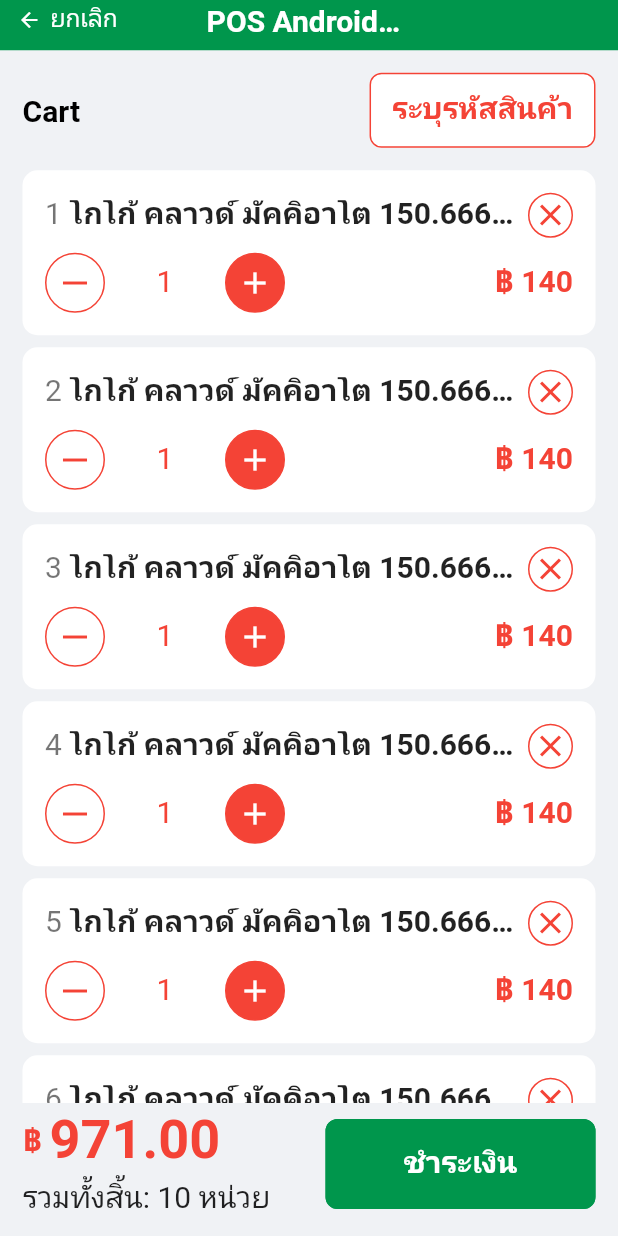
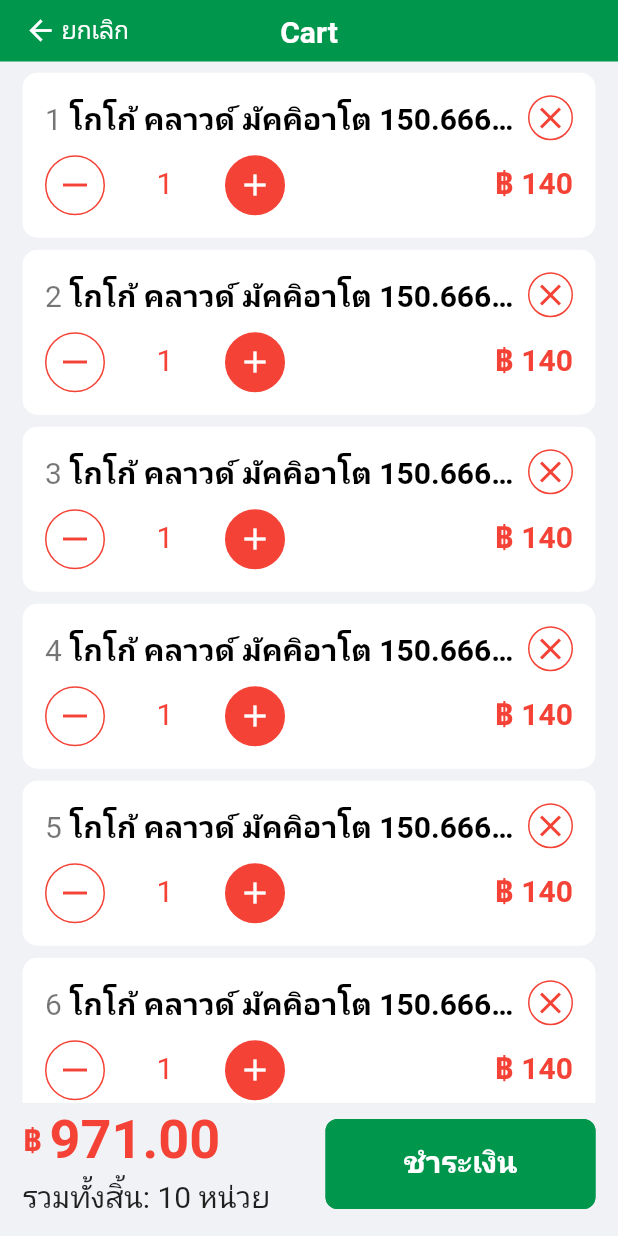
Before and after one commit to phutharincpf/flutter_tutorial, a Flutter app: the screen it shows after launch, after a tap on "ลูกค้าทั่วไป", on a phone screen of 412 x 824 dp. Run offline on Flutter 3.47's test engine with Material 2 defaults, Android fonts, the phone set to English and light mode, and no system bars; our stand-ins replace firebase_analytics, firebase_core, get; accounts and stored records are empty.

Commit message:
update ui

```diff
--- a/posandroid101/lib/main.dart
+++ b/posandroid101/lib/main.dart
@@ -11,8 +11,8 @@ Future<void> main() async {
   WidgetsFlutterBinding.ensureInitialized();
   SystemChrome.setSystemUIOverlayStyle(const SystemUiOverlayStyle(
     statusBarColor: Colors.transparent,
-    statusBarBrightness: Brightness.dark,
-    statusBarIconBrightness: Brightness.dark,
+    statusBarBrightness: Brightness.light,
+    statusBarIconBrightness: Brightness.light,
     systemNavigationBarIconBrightness: Brightness.light,
     systemNavigationBarColor: Colors.black,
   ));
--- a/posandroid101/lib/screens/cart/cart_screen.dart
+++ b/posandroid101/lib/screens/cart/cart_screen.dart
@@ -23,39 +23,50 @@ class CartScreen extends StatelessWidget {
       // ),
       body: Column(
         children: [
-          AppbarWidget(leadingText: 'ยกเลิก', leadingClicked: () {
-            FirebaseAnalytics.instance.logEvent(name: 'cancel', parameters: {
-              'orderNo': '0014'
-            });
+          AppbarWidget(
+              leadingText: 'ยกเลิกรายการ',
+              title: 'Cart',
+              leadingClicked: () {
+                FirebaseAnalytics.instance
+                    .logEvent(name: 'cancel', parameters: {'orderNo': '0014'});
 
-            Get.back();
-          }),
-          Padding(
-            padding: const EdgeInsets.only(left: Styles.padding, right: Styles.padding, top: Styles.padding, bottom: Styles.padding / 2),
-            child: Row(
-              crossAxisAlignment: CrossAxisAlignment.center,
-              mainAxisAlignment: MainAxisAlignment.spaceBetween,
-              children: [
-                Text(
-                  'Cart',
-                  style: Styles.title,
-                ),
-                ButtonWidget(
-                  'ระบุรหัสสินค้า',
-                  onClicked: () {},
-                  buttonHeight: 50,
-                  style: const TextStyle(color: Colors.red),
-                  colorPrimary: Colors.white,
-                  borderColor: Colors.red,
-                ),
-              ],
-            ),
-          ),
+                Get.back();
+              }),
+          // Padding(
+          //   padding: const EdgeInsets.only(
+          //     left: Styles.padding,
+          //     right: Styles.padding,
+          //     top: Styles.padding / 2,
+          //     bottom: (Styles.padding / 2) - 5,
+          //   ),
+          //   child: Row(
+          //     crossAxisAlignment: CrossAxisAlignment.center,
+          //     mainAxisAlignment: MainAxisAlignment.spaceBetween,
+          //     children: [
+          //       Text(
+          //         '',
+          //         style: Styles.title,
+          //       ),
+          //       ButtonWidget(
+          //         'ระบุรหัสสินค้า',
+          //         onClicked: () {},
+          //         buttonHeight: 40,
+          //         style: const TextStyle(color: Colors.red),
+          //         colorPrimary: Colors.white,
+          //         borderColor: Colors.red,
+          //       ),
+          //     ],
+          //   ),
+          // ),
           const Expanded(
             child: CartBodyWidget(),
           ),
           Padding(
-            padding: const EdgeInsets.only(left: Styles.padding, right: Styles.padding, bottom: Styles.padding, top: Styles.padding / 2),
+            padding: const EdgeInsets.only(
+                left: Styles.padding,
+                right: Styles.padding,
+                bottom: Styles.padding,
+                top: Styles.padding / 2),
             child: Row(
               crossAxisAlignment: CrossAxisAlignment.center,
               mainAxisAlignment: MainAxisAlignment.spaceBetween,
@@ -96,10 +107,8 @@ class CartScreen extends StatelessWidget {
                   child: ButtonWidget(
                     'ชำระเงิน',
                     onClicked: () {
-
-                      FirebaseAnalytics.instance.logEvent(name: 'payment', parameters: {
-                        'price': '970'
-                      });
+                      FirebaseAnalytics.instance.logEvent(
+                          name: 'payment', parameters: {'price': '970'});
 
                       Get.toNamed(Routes.payment);
                     },
--- a/posandroid101/lib/screens/cart/widgets/cart_body_widget.dart
+++ b/posandroid101/lib/screens/cart/widgets/cart_body_widget.dart
@@ -35,15 +35,13 @@ class CartBodyWidget extends StatelessWidget {
                           children: [
                             Text(
                               '${index + 1}',
-                              style: const TextStyle(color: Colors.black54),
+                              style: Styles.title.copyWith(color: Colors.black54, fontWeight: FontWeight.normal),
                             ),
                             const SizedBox(width: 5),
                             Expanded(
                               child: Text(
                                 "โกโก้ คลาวด์ มัคคิอาโต $fullWidth",
-                                style: const TextStyle(
-                                  fontWeight: FontWeight.bold,
-                                ),
+                                style: Styles.title,
                                 maxLines: 1,
                                 overflow: TextOverflow.ellipsis,
                                 softWrap: true,
--- a/posandroid101/lib/screens/home/home_screen.dart
+++ b/posandroid101/lib/screens/home/home_screen.dart
@@ -16,7 +16,7 @@ class HomeScreen extends StatelessWidget {
       body: Column(
         crossAxisAlignment: CrossAxisAlignment.start,
         children: [
-          const AppbarWidget(automaticallyImplyLeading: false),
+          const AppbarWidget(automaticallyImplyLeading: false, title: 'POS 101',),
           const Expanded(child: Text('')),
           Padding(
             padding: const EdgeInsets.all(15.0),
@@ -26,17 +26,17 @@ class HomeScreen extends StatelessWidget {
                   child: ButtonWidget(
                     'ลูกค้าทั่วไป',
                     onClicked: () {
-
-                      FirebaseAnalytics.instance.logEvent(name: 'customer', parameters: {
-                        'type': 'ลูกค้าทั่วไป'
-                      });
+                      FirebaseAnalytics.instance.logEvent(
+                        name: 'customer',
+                        parameters: {'type': 'ลูกค้าทั่วไป'},
+                      );
 
                       Get.toNamed(Routes.cart);
                     },
                     buttonHeight: 50,
-                    style: const TextStyle(color: Colors.red),
+                    style: TextStyle(color: Styles.colorPrimary),
                     colorPrimary: Colors.white,
-                    borderColor: Colors.red,
+                    borderColor: Styles.colorPrimary,
                   ),
                 ),
                 const SizedBox(width: 15),
@@ -44,17 +44,16 @@ class HomeScreen extends StatelessWidget {
                   child: ButtonWidget(
                     'ลูกค้าสมาชิก',
                     onClicked: () {
-
-                      FirebaseAnalytics.instance.logEvent(name: 'customer', parameters: {
-                        'type': 'ลูกค้าสมาชิก'
-                      });
+                      FirebaseAnalytics.instance.logEvent(
+                          name: 'customer',
+                          parameters: {'type': 'ลูกค้าสมาชิก'});
 
                       Get.toNamed(Routes.cart);
                     },
                     buttonHeight: 50,
-                    style: const TextStyle(color: Colors.red),
+                    style: TextStyle(color: Styles.colorPrimary),
                     colorPrimary: Colors.white,
-                    borderColor: Colors.red,
+                    borderColor: Styles.colorPrimary,
                   ),
                 ),
               ],
--- a/posandroid101/lib/screens/payment/payment_screen.dart
+++ b/posandroid101/lib/screens/payment/payment_screen.dart
@@ -8,17 +8,17 @@ import 'package:posandroid101/widgets/button_widget.dart';
 class PaymentScreen extends StatelessWidget {
   const PaymentScreen({Key? key}) : super(key: key);
 
-
-
   @override
   Widget build(BuildContext context) {
-
     List<String> methods = ['TrueMoney Wallet', 'Prompt Pay'];
     return Scaffold(
       backgroundColor: Colors.white,
       body: Column(
         children: [
-          const AppbarWidget(leadingText: 'กลับ'),
+          const AppbarWidget(
+            leadingText: 'กลับ',
+            title: 'Payment',
+          ),
           Container(
             padding: const EdgeInsets.only(top: 40, bottom: 10),
             child: Row(
@@ -48,16 +48,18 @@ class PaymentScreen extends StatelessWidget {
               padding: const EdgeInsets.symmetric(horizontal: Styles.padding),
               itemCount: methods.length,
               itemBuilder: (BuildContext context, int index) {
-                return ButtonWidget(methods[index],
-                  colorPrimary: Colors.black.withOpacity(0.1), borderColor: Colors.transparent, onClicked: () {
-
+                return ButtonWidget(
+                  methods[index],
+                  colorPrimary: Colors.black.withOpacity(0.1),
+                  borderColor: Colors.transparent,
+                  onClicked: () {
                     Get.offAllNamed(Routes.succeed);
-                  }, style: Styles.title,
-
+                  },
+                  style: Styles.title,
                 );
               },
               separatorBuilder: (BuildContext context, int index) =>
-              const SizedBox(height: 8),
+                  const SizedBox(height: 8),
             ),
           )
         ],
--- a/posandroid101/lib/screens/splash_screen.dart
+++ b/posandroid101/lib/screens/splash_screen.dart
@@ -1,6 +1,8 @@
+import 'package:posandroid101/constants/styles.dart';
 import 'package:posandroid101/routes/app_pages.dart';
 import 'package:flutter/material.dart';
 import 'package:get/get.dart';
+import 'package:posandroid101/widgets/appbar_widget.dart';
 
 class SplashScreen extends StatelessWidget {
   const SplashScreen({Key? key}) : super(key: key);
@@ -9,10 +11,20 @@ class SplashScreen extends StatelessWidget {
   Widget build(BuildContext context) {
     _validateAuthenticationAndRedirect();
 
-    return const Scaffold(
-      backgroundColor: Colors.white,
-      body: Center(
-        child: Text('กำลังโหลด...'),
+    return Scaffold(
+      backgroundColor: Styles.mainColor,
+      body: Column(
+        children: const [
+          AppbarWidget(
+            automaticallyImplyLeading: false,
+            title: 'POS 101',
+          ),
+          Expanded(
+            child: Center(
+              child: Text('กำลังโหลด...'),
+            ),
+          ),
+        ],
       ),
     );
   }
--- a/posandroid101/lib/screens/succeed/succeed_screen.dart
+++ b/posandroid101/lib/screens/succeed/succeed_screen.dart
@@ -39,7 +39,7 @@ class SucceedScreen extends StatelessWidget {
       backgroundColor: Colors.white,
       body: Column(
         children: [
-          const AppbarWidget(automaticallyImplyLeading: false),
+          const AppbarWidget(automaticallyImplyLeading: false, title: 'Payment'),
           const SizedBox(height: 30),
           const Center(
             child: Icon(
--- a/posandroid101/lib/widgets/appbar_widget.dart
+++ b/posandroid101/lib/widgets/appbar_widget.dart
@@ -26,14 +26,12 @@ class AppbarWidget extends StatelessWidget {
       color: Styles.appbarColor,
       child: SafeArea(
         child: Padding(
-          padding: const EdgeInsets.only(
-              left: Styles.padding / 2,
-              right: Styles.padding,
-              bottom: Styles.padding / 2),
+          padding: const EdgeInsets.symmetric(vertical: Styles.padding/2, horizontal: Styles.padding),
           child: Row(
-            mainAxisAlignment: MainAxisAlignment.spaceBetween,
+            mainAxisAlignment: MainAxisAlignment.spaceAround,
             children: [
               Expanded(
+                flex: 25,
                 child: _automaticallyImplyLeading == true
                     ? GestureDetector(
                         onTap: leadingClicked ?? () => Get.back(),
@@ -44,33 +42,42 @@ class AppbarWidget extends StatelessWidget {
                               width: 24,
                               height: 24,
                               child: Center(
-                                  child: Icon(
-                                Icons.arrow_back,
-                                color: Colors.white,
-                                size: 16,
-                              )),
+                                child: Icon(
+                                  Icons.arrow_back,
+                                  color: Colors.white,
+                                  size: 22,
+                                ),
+                              ),
                             ),
-                            const SizedBox(width: 2),
-                            Text(
-                              leadingText ?? 'กลับ',
-                              style: Styles.text.copyWith(color: Colors.white, height: 1),
-                            )
+                            leadingText!=null ? const SizedBox(width: 2): Container(),
+                            leadingText!=null ? Expanded(
+                              child: Text(
+                                leadingText!,
+                                style: Styles.text
+                                    .copyWith(color: Colors.white, height: 1.2),
+                                maxLines: 1,
+                                overflow: TextOverflow.clip,
+                                softWrap: true,
+                              ),
+                            ) : Container(),
+                            const SizedBox(width: 6),
                           ],
                         ),
                       )
                     : Container(),
               ),
               Expanded(
-                child: Text(
-                  title ?? 'POS Android 101',
+                flex: 50,
+                child: title!=null ? Text(
+                  title!,
                   style: Styles.title.copyWith(color: Colors.white),
                   textAlign: TextAlign.center,
                   softWrap: true,
                   maxLines: 1,
                   overflow: TextOverflow.ellipsis,
-                ),
+                ): Container(),
               ),
-              Expanded(child: Container()),
+              Expanded(flex: 25,child: Container()),
             ],
           ),
         ),
```
